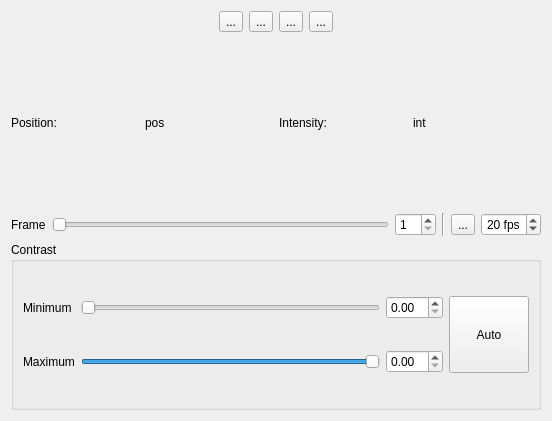
Before: the Qt Designer form sdt/gui/micro_view_widget.ui in schuetzgroup/sdt-python, drawn with Qt 5.
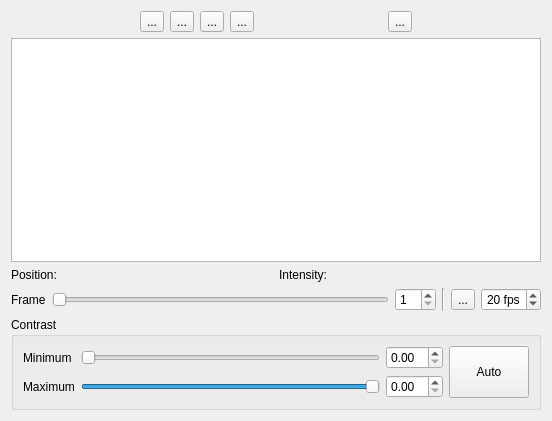
After: the same form once the commit is applied. Icons and pictures are not drawn.

Commit message:
MicroViewWidget: Subclass the graphics scene instead of the view
Implement mouse move/click handling there. That way, graphics items can also
handle input events. Also, it feels "righter".

In the process, display mouse pointer position and image intensity below
the view.

Reimplement drawing selection rectangles using the new system.

```diff
--- a/sdt/gui/micro_view_widget.ui
+++ b/sdt/gui/micro_view_widget.ui
@@ -88,8 +88,34 @@
        </property>
       </spacer>
      </item>
+     <item>
+      <widget class="QToolButton" name="rectRoiButton">
+       <property name="text">
+        <string>...</string>
+       </property>
+       <property name="checkable">
+        <bool>true</bool>
+       </property>
+      </widget>
+     </item>
+     <item>
+      <spacer name="horizontalSpacer_3">
+       <property name="orientation">
+        <enum>Qt::Horizontal</enum>
+       </property>
+       <property name="sizeHint" stdset="0">
+        <size>
+         <width>40</width>
+         <height>20</height>
+        </size>
+       </property>
+      </spacer>
+     </item>
     </layout>
    </item>
+   <item>
+    <widget class="QGraphicsView" name="view"/>
+   </item>
    <item>
     <layout class="QHBoxLayout" name="horizontalLayout_3">
      <item>
@@ -102,7 +128,7 @@
      <item>
       <widget class="QLabel" name="posLabel">
        <property name="text">
-        <string>pos</string>
+        <string/>
        </property>
       </widget>
      </item>
@@ -116,7 +142,7 @@
      <item>
       <widget class="QLabel" name="intLabel">
        <property name="text">
-        <string>int</string>
+        <string/>
        </property>
       </widget>
      </item>
```
The commit also changes 1 other file.
